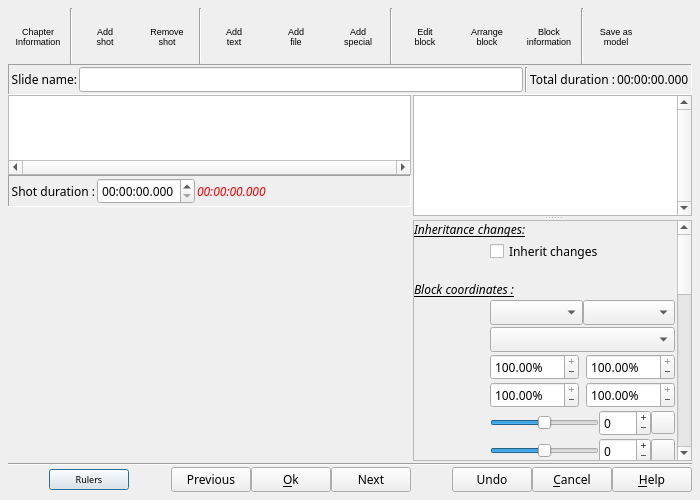
The window that src/ffDiaporama/DlgSlide/DlgSlideProperties.ui (boenki/ffdiaporama) describes before a commit, drawn with Qt 5.
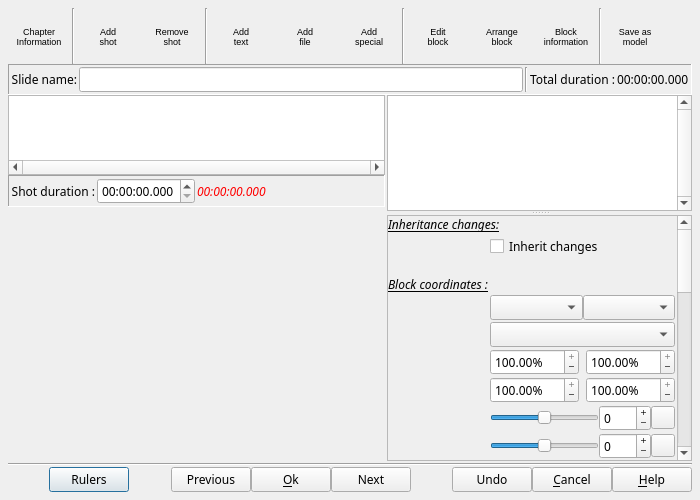
The same window after the commit. Icons and pictures are not drawn. Custom widgets are drawn as their Qt base class.

The edit to the form file:
```diff
--- a/src/ffDiaporama/DlgSlide/DlgSlideProperties.ui
+++ b/src/ffDiaporama/DlgSlide/DlgSlideProperties.ui
@@ -64,11 +64,6 @@
        <height>56</height>
       </size>
      </property>
-     <property name="font">
-      <font>
-       <pointsize>8</pointsize>
-      </font>
-     </property>
      <property name="styleSheet">
       <string notr="true">QToolButton {
 	background-color: transparent;
@@ -109,13 +104,13 @@
        <widget class="QToolButton" name="ChapterBT">
         <property name="minimumSize">
          <size>
-          <width>60</width>
+          <width>62</width>
           <height>56</height>
          </size>
         </property>
         <property name="maximumSize">
          <size>
-          <width>60</width>
+          <width>62</width>
           <height>56</height>
          </size>
         </property>
@@ -163,13 +158,13 @@
         </property>
         <property name="minimumSize">
          <size>
-          <width>60</width>
+          <width>62</width>
           <height>56</height>
          </size>
         </property>
         <property name="maximumSize">
          <size>
-          <width>60</width>
+          <width>62</width>
           <height>56</height>
          </size>
         </property>
@@ -210,13 +205,13 @@
         </property>
         <property name="minimumSize">
          <size>
-          <width>60</width>
+          <width>62</width>
           <height>56</height>
          </size>
         </property>
         <property name="maximumSize">
          <size>
-          <width>60</width>
+          <width>62</width>
           <height>56</height>
          </size>
         </property>
@@ -258,13 +253,13 @@
        <widget class="QToolButton" name="AddTextBlock">
         <property name="minimumSize">
          <size>
-          <width>60</width>
+          <width>62</width>
           <height>56</height>
          </size>
         </property>
         <property name="maximumSize">
          <size>
-          <width>60</width>
+          <width>62</width>
           <height>56</height>
          </size>
         </property>
@@ -302,13 +297,13 @@
        <widget class="QToolButton" name="AddFileBlock">
         <property name="minimumSize">
          <size>
-          <width>60</width>
+          <width>62</width>
           <height>56</height>
          </size>
         </property>
         <property name="maximumSize">
          <size>
-          <width>60</width>
+          <width>62</width>
           <height>56</height>
          </size>
         </property>
@@ -348,13 +343,13 @@
        <widget class="QToolButton" name="AddSpecialBlock">
         <property name="minimumSize">
          <size>
-          <width>60</width>
+          <width>62</width>
           <height>56</height>
          </size>
         </property>
         <property name="maximumSize">
          <size>
-          <width>60</width>
+          <width>62</width>
           <height>56</height>
          </size>
         </property>
@@ -401,13 +396,13 @@
        <widget class="QToolButton" name="EditBT">
         <property name="minimumSize">
          <size>
-          <width>60</width>
+          <width>62</width>
           <height>56</height>
          </size>
         </property>
         <property name="maximumSize">
          <size>
-          <width>60</width>
+          <width>62</width>
           <height>56</height>
          </size>
         </property>
@@ -442,13 +437,13 @@
        <widget class="QToolButton" name="ArrangeBT">
         <property name="minimumSize">
          <size>
-          <width>60</width>
+          <width>62</width>
           <height>56</height>
          </size>
         </property>
         <property name="maximumSize">
          <size>
-          <width>60</width>
+          <width>62</width>
           <height>56</height>
          </size>
         </property>
@@ -483,13 +478,13 @@
        <widget class="QToolButton" name="InfoBlockBT">
         <property name="minimumSize">
          <size>
-          <width>60</width>
+          <width>62</width>
           <height>56</height>
          </size>
         </property>
         <property name="maximumSize">
          <size>
-          <width>60</width>
+          <width>62</width>
           <height>56</height>
          </size>
         </property>
@@ -531,13 +526,13 @@
        <widget class="QToolButton" name="SaveModelBT">
         <property name="minimumSize">
          <size>
-          <width>60</width>
+          <width>62</width>
           <height>56</height>
          </size>
         </property>
         <property name="maximumSize">
          <size>
-          <width>60</width>
+          <width>62</width>
           <height>56</height>
          </size>
         </property>
@@ -896,11 +891,7 @@
             </property>
             <property name="font">
              <font>
-              <family>Sans Serif</family>
-              <pointsize>9</pointsize>
-              <weight>50</weight>
               <italic>true</italic>
-              <bold>false</bold>
              </font>
             </property>
             <property name="styleSheet">
@@ -937,6 +928,12 @@
          <verstretch>0</verstretch>
         </sizepolicy>
        </property>
+       <property name="minimumSize">
+        <size>
+         <width>305</width>
+         <height>0</height>
+        </size>
+       </property>
        <layout class="QVBoxLayout" name="verticalLayout">
         <property name="spacing">
          <number>4</number>
@@ -1075,12 +1072,6 @@
              <verstretch>0</verstretch>
             </sizepolicy>
            </property>
-           <property name="font">
-            <font>
-             <family>Sans Serif</family>
-             <pointsize>8</pointsize>
-            </font>
-           </property>
            <property name="frameShape">
             <enum>QFrame::StyledPanel</enum>
            </property>
@@ -1106,13 +1097,13 @@
             <property name="geometry">
              <rect>
               <x>0</x>
-              <y>-225</y>
-              <width>281</width>
+              <y>0</y>
+              <width>289</width>
               <height>820</height>
              </rect>
             </property>
             <property name="sizePolicy">
-             <sizepolicy hsizetype="Ignored" vsizetype="Preferred">
+             <sizepolicy hsizetype="Preferred" vsizetype="Preferred">
               <horstretch>0</horstretch>
               <verstretch>0</verstretch>
              </sizepolicy>
@@ -1243,11 +1234,6 @@
              </item>
              <item row="12" column="1">
               <widget class="QComboBox" name="ShapeSizePosCB">
-               <property name="font">
-                <font>
-                 <pointsize>9</pointsize>
-                </font>
-               </property>
                <property name="toolTip">
                 <string>Allows you to select a pre-defined block size</string>
                </property>
@@ -1274,12 +1260,6 @@
              </item>
              <item row="13" column="0">
               <widget class="QLabel" name="PosSize_X">
-               <property name="font">
-                <font>
-                 <family>Sans Serif</family>
-                 <pointsize>9</pointsize>
-                </font>
-               </property>
                <property name="text">
                 <string notr="true"/>
                </property>
@@ -1692,12 +1672,6 @@
                    <verstretch>0</verstretch>
                   </sizepolicy>
                  </property>
-                 <property name="font">
-                  <font>
-                   <family>Sans Serif</family>
-                   <pointsize>9</pointsize>
-                  </font>
-                 </property>
                  <property name="toolTip">
                   <string>Represents the horizontal offset of the block from the left.
 This position is defined as a percentage (%) of the total width of the image or in pixels (for a 1080p screen) according to the unit defined in the configuration dialog.</string>
@@ -1724,12 +1698,6 @@
                    <verstretch>0</verstretch>
                   </sizepolicy>
                  </property>
-                 <property name="font">
-                  <font>
-                   <family>Sans Serif</family>
-                   <pointsize>9</pointsize>
-                  </font>
-                 </property>
                  <property name="text">
                   <string notr="true"/>
                  </property>
@@ -1749,12 +1717,6 @@
                    <verstretch>0</verstretch>
                   </sizepolicy>
                  </property>
-                 <property name="font">
-                  <font>
-                   <family>Sans Serif</family>
-                   <pointsize>9</pointsize>
-                  </font>
-                 </property>
                  <property name="toolTip">
                   <string>Represents the vertical offset of the block from the top.
 This position is defined as a percentage (%) of the total height of the image or in pixels (for a 1080p screen) according to the unit defined in the configuration dialog.</string>
@@ -1800,12 +1762,6 @@
                    <verstretch>0</verstretch>
                   </sizepolicy>
                  </property>
-                 <property name="font">
-                  <font>
-                   <family>Sans Serif</family>
-                   <pointsize>9</pointsize>
-                  </font>
-                 </property>
                  <property name="toolTip">
                   <string>Define the angle of rotation about the z-axis (expressed in degrees)</string>
                  </property>
@@ -1828,12 +1784,6 @@
                    <verstretch>0</verstretch>
                   </sizepolicy>
                  </property>
-                 <property name="font">
-                  <font>
-                   <family>Sans Serif</family>
-                   <pointsize>9</pointsize>
-                  </font>
-                 </property>
                  <property name="toolTip">
                   <string>Define the angle of rotation about the z-axis (expressed in degrees)</string>
                  </property>
@@ -1853,12 +1803,6 @@
                </item>
                <item>
                 <widget class="QToolButton" name="ResetRotateZBT">
-                 <property name="font">
-                  <font>
-                   <family>Sans Serif</family>
-                   <pointsize>9</pointsize>
-                  </font>
-                 </property>
                  <property name="toolTip">
                   <string>Reset to zero</string>
                  </property>
@@ -1898,12 +1842,6 @@
                    <verstretch>0</verstretch>
                   </sizepolicy>
                  </property>
-                 <property name="font">
-                  <font>
-                   <family>Sans Serif</family>
-                   <pointsize>9</pointsize>
-                  </font>
-                 </property>
                  <property name="toolTip">
                   <string>Represents the width of the block.
 This value is defined as a percentage (%) of the total width of the image or in pixels (for a 1080p screen) according to the unit defined in the configuration dialog box.</string>
@@ -1930,12 +1868,6 @@
                    <verstretch>0</verstretch>
                   </sizepolicy>
                  </property>
-                 <property name="font">
-                  <font>
-                   <family>Sans Serif</family>
-                   <pointsize>9</pointsize>
-                  </font>
-                 </property>
                  <property name="text">
                   <string notr="true"/>
                  </property>
@@ -1955,12 +1887,6 @@
                    <verstretch>0</verstretch>
                   </sizepolicy>
                  </property>
-                 <property name="font">
-                  <font>
-                   <family>Sans Serif</family>
-                   <pointsize>9</pointsize>
-                  </font>
-                 </property>
                  <property name="toolTip">
                   <string>Represents the height of the block.
 This value is defined as a percentage (%) of the total height of the image or in pixels (for a 1080p screen) according to the unit defined in the configuration dialog.</string>
@@ -2342,12 +2268,6 @@
              </item>
              <item row="17" column="0">
               <widget class="QLabel" name="Rotate_Y">
-               <property name="font">
-                <font>
-                 <family>Sans Serif</family>
-                 <pointsize>9</pointsize>
-                </font>
-               </property>
                <property name="text">
                 <string notr="true"/>
                </property>
@@ -2550,12 +2470,6 @@
                    <verstretch>0</verstretch>
                   </sizepolicy>
                  </property>
-                 <property name="font">
-                  <font>
-                   <family>Sans Serif</family>
-                   <pointsize>9</pointsize>
-                  </font>
-                 </property>
                  <property name="toolTip">
                   <string>Define the angle of rotation about the x-axis (expressed in degrees)</string>
                  </property>
@@ -2578,12 +2492,6 @@
                    <verstretch>0</verstretch>
                   </sizepolicy>
                  </property>
-                 <property name="font">
-                  <font>
-                   <family>Sans Serif</family>
-                   <pointsize>9</pointsize>
-                  </font>
-                 </property>
                  <property name="toolTip">
                   <string>Define the angle of rotation about the x-axis (expressed in degrees)</string>
                  </property>
@@ -2600,12 +2508,6 @@
                </item>
                <item>
                 <widget class="QToolButton" name="ResetRotateXBT">
-                 <property name="font">
-                  <font>
-                   <family>Sans Serif</family>
-                   <pointsize>9</pointsize>
-                  </font>
-                 </property>
                  <property name="toolTip">
                   <string>Reset to zero</string>
                  </property>
@@ -2710,12 +2612,6 @@
              </item>
              <item row="46" column="1">
               <spacer name="verticalSpacer">
-               <property name="font">
-                <font>
-                 <family>Sans Serif</family>
-                 <pointsize>8</pointsize>
-                </font>
-               </property>
                <property name="orientation">
                 <enum>Qt::Vertical</enum>
                </property>
@@ -2823,11 +2719,6 @@
                </property>
                <item>
                 <widget class="cCFramingComboBox" name="FramingStyleCB">
-                 <property name="font">
-                  <font>
-                   <pointsize>9</pointsize>
-                  </font>
-                 </property>
                  <property name="toolTip">
                   <string>Allows you to select a reframing style for the image.
 It has the same effect as selecting a style in the Image framing and correction dialog.</string>
@@ -2836,11 +2727,6 @@
                </item>
                <item>
                 <widget class="QComboBox" name="TextFramingStyleCB">
-                 <property name="font">
-                  <font>
-                   <pointsize>9</pointsize>
-                  </font>
-                 </property>
                  <property name="toolTip">
                   <string>Allows you to select the geometrical constraints to be applied to the block.
 
@@ -2925,8 +2811,6 @@
                </property>
                <property name="font">
                 <font>
-                 <family>Sans Serif</family>
-                 <pointsize>9</pointsize>
                  <italic>true</italic>
                  <underline>true</underline>
                 </font>
@@ -2938,12 +2822,6 @@
              </item>
              <item row="14" column="0">
               <widget class="QLabel" name="PosSize_Width">
-               <property name="font">
-                <font>
-                 <family>Sans Serif</family>
-                 <pointsize>9</pointsize>
-                </font>
-               </property>
                <property name="text">
                 <string notr="true"/>
                </property>
@@ -3106,12 +2984,6 @@
              </item>
              <item row="15" column="0">
               <widget class="QLabel" name="Rotate_X">
-               <property name="font">
-                <font>
-                 <family>Sans Serif</family>
-                 <pointsize>9</pointsize>
-                </font>
-               </property>
                <property name="text">
                 <string notr="true"/>
                </property>
@@ -3242,8 +3114,6 @@
                </property>
                <property name="font">
                 <font>
-                 <family>Sans Serif</family>
-                 <pointsize>9</pointsize>
                  <italic>true</italic>
                  <underline>true</underline>
                 </font>
@@ -3256,10 +3126,11 @@
              </item>
              <item row="8" column="1">
               <widget class="QCheckBox" name="InheritDownCB">
-               <property name="font">
-                <font>
-                 <pointsize>9</pointsize>
-                </font>
+               <property name="sizePolicy">
+                <sizepolicy hsizetype="Preferred" vsizetype="Fixed">
+                 <horstretch>0</horstretch>
+                 <verstretch>0</verstretch>
+                </sizepolicy>
                </property>
                <property name="toolTip">
                 <string>If this box is checked, the changes made in a previous shot will be applied to this object in this shot</string>
@@ -3343,12 +3214,6 @@
      </item>
      <item>
       <widget class="QPushButton" name="RulersBT">
-       <property name="font">
-        <font>
-         <family>Sans Serif</family>
-         <pointsize>7</pointsize>
-        </font>
-       </property>
        <property name="toolTip">
         <string>Allows you to open the rulers settings dialog.</string>
        </property>
```
Left out of the diff: 330 changed lines with no effect on the pictures.
